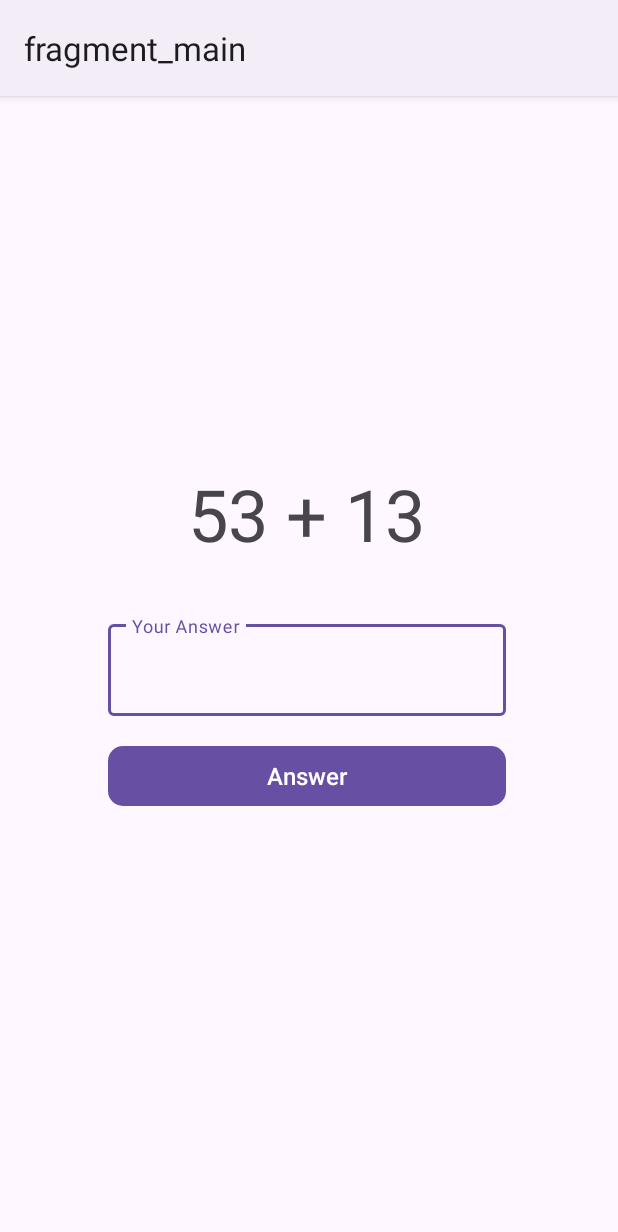
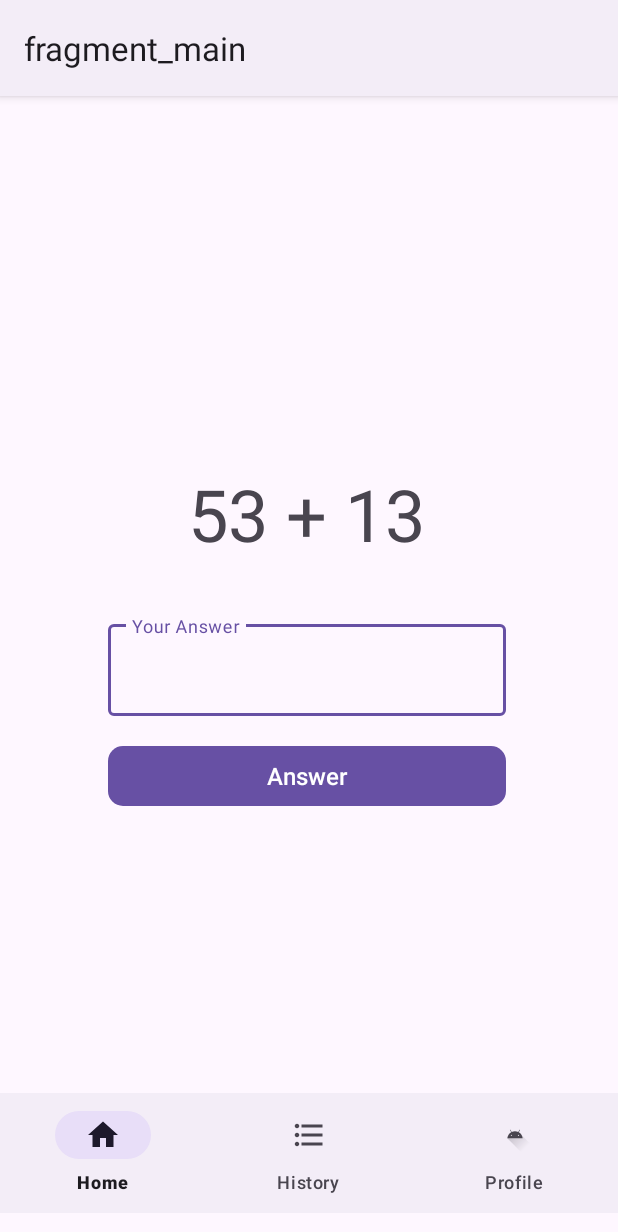
Before and after one commit to yuveex/Adv160421075_Week2, an Android app: the screen it shows after launch (MainActivity), on a phone screen of 412 x 824 dp. Shown: the top 1232 px of the screen. Run offline under Robolectric (Android 15) with nearby library versions, the phone set to English and light mode, and no system bars; our stand-ins replace navigation-ui.

Commit message:
Bottom Navigation Layout

```diff
--- a/Adv160421075Week2/app/src/main/res/layout/activity_main.xml
+++ b/Adv160421075Week2/app/src/main/res/layout/activity_main.xml
@@ -18,4 +18,14 @@
         app:layout_constraintStart_toStartOf="parent"
         app:layout_constraintTop_toTopOf="parent"
         app:navGraph="@navigation/game_navigation" />
+
+    <com.google.android.material.bottomnavigation.BottomNavigationView
+        android:id="@+id/bottomNav"
+        android:layout_width="0dp"
+        android:layout_height="wrap_content"
+        app:layout_constraintBottom_toBottomOf="@+id/navigationHost"
+        app:layout_constraintEnd_toEndOf="parent"
+        app:layout_constraintHorizontal_bias="0.497"
+        app:layout_constraintStart_toStartOf="parent"
+        app:menu="@menu/bottom_menu" />
 </androidx.constraintlayout.widget.ConstraintLayout>
--- /dev/null
+++ b/Adv160421075Week2/app/src/main/res/menu/bottom_menu.xml
@@ -0,0 +1,20 @@
+<?xml version="1.0" encoding="utf-8"?>
+<menu xmlns:app="http://schemas.android.com/apk/res-auto"
+    xmlns:android="http://schemas.android.com/apk/res/android">
+
+    <item
+        android:id="@+id/itemHome"
+        android:icon="@drawable/baseline_home_24"
+        android:title="Home"
+        app:showAsAction="always" />
+    <item
+        android:id="@+id/itemHistory"
+        android:icon="@drawable/baseline_format_list_bulleted_24"
+        android:title="History"
+        app:showAsAction="always" />
+    <item
+        android:id="@+id/itemProfile"
+        android:icon="@drawable/ic_launcher_foreground"
+        android:title="Profile"
+        app:showAsAction="always" />
+</menu>
```
Also changed, not shown: Adv160421075Week2/app/src/main/java/com/ubaya/adv160421075week2/HistoryFragment.kt (added, +59 -0 lines), Adv160421075Week2/app/src/main/java/com/ubaya/adv160421075week2/ProfileFragment.kt (added, +59 -0 lines), Adv160421075Week2/app/src/main/res/layout/fragment_history.xml (added, +16 -0 lines), Adv160421075Week2/app/src/main/res/layout/fragment_profile.xml (added, +16 -0 lines).
